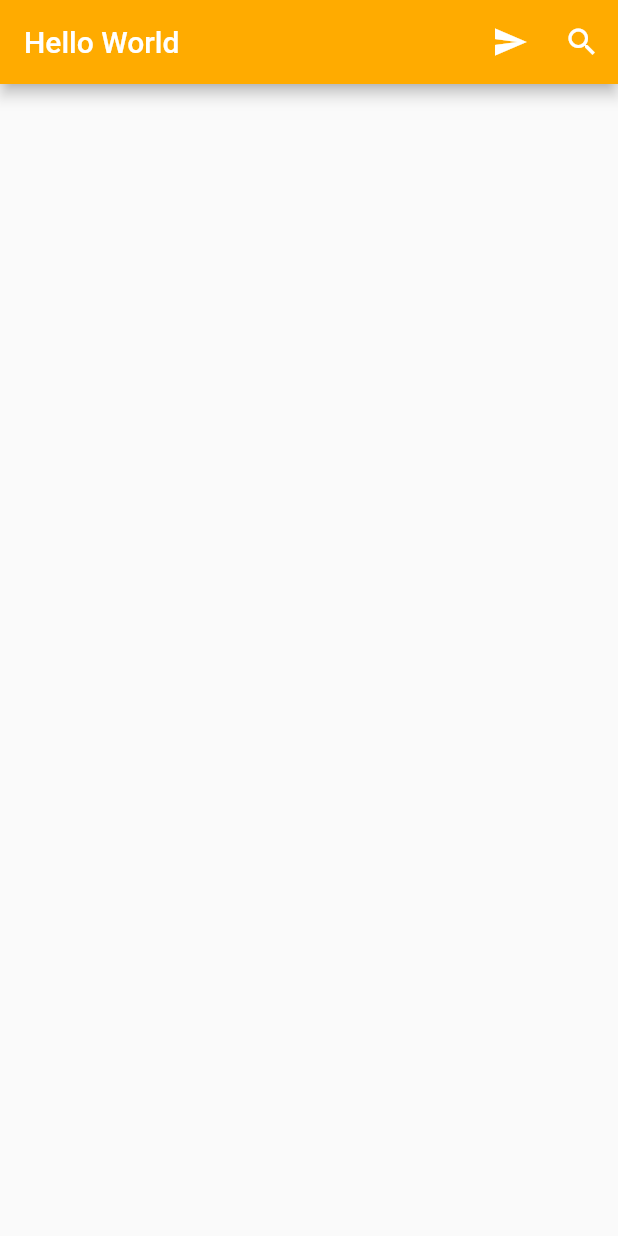
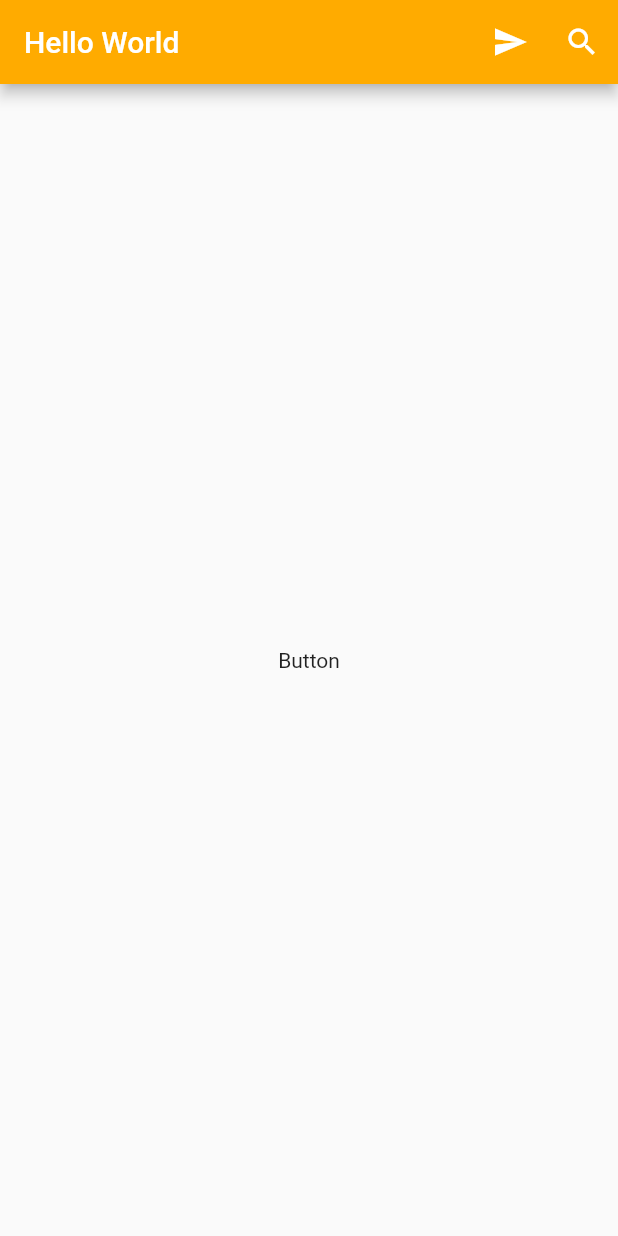
Before and after one commit to lesiak/flutter_udemy_paulo_dichone, a Flutter app: the screen it shows after launch, on a phone screen of 412 x 824 dp. Run offline on Flutter 3.47's test engine with Material 2 defaults, Android fonts, the phone set to English and light mode, and no system bars.

Commit message:
[SCAFFOLD] InkWell widget

```diff
--- a/app_1_scaffold/lib/ui/home.dart
+++ b/app_1_scaffold/lib/ui/home.dart
@@ -19,6 +19,18 @@ class Home extends StatelessWidget {
         ],
       ),
       backgroundColor: Colors.grey.shade50,
+      body: Container(
+        alignment: Alignment.center,
+        child: Column(
+          mainAxisAlignment: MainAxisAlignment.center,
+          children: <Widget>[
+            InkWell(
+              child: Text('Button'),
+              onTap: () => debugPrint('Button Tapped'),
+            ),
+          ],
+        ),
+      ),
     );
   }
 
```
